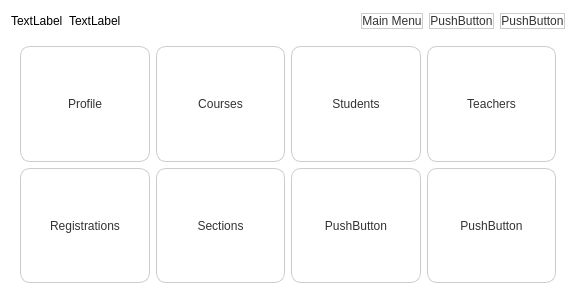
This is GUI/officerui.ui in GHOSTHUNT69/SDA_LMS as Qt 5 draws it before an edit. The edited form follows.
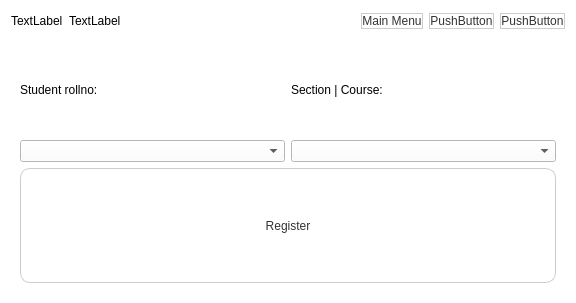
This is the edited form. The open tabs and pages were chosen to show the change.

Commit message: Teacher, Student, Course, Section Working

```diff
--- a/GUI/officerui.ui
+++ b/GUI/officerui.ui
@@ -481,6 +481,51 @@
        </item>
       </layout>
      </widget>
+     <widget class="QWidget" name="REGSTUDENT">
+      <layout class="QHBoxLayout" name="horizontalLayout_8">
+       <item>
+        <layout class="QVBoxLayout" name="verticalLayout_5">
+         <item>
+          <layout class="QGridLayout" name="gridLayout_13">
+           <item row="0" column="0">
+            <widget class="QLabel" name="label_19">
+             <property name="text">
+              <string>Student rollno:</string>
+             </property>
+            </widget>
+           </item>
+           <item row="0" column="1">
+            <widget class="QLabel" name="label_20">
+             <property name="text">
+              <string>Section | Course:</string>
+             </property>
+            </widget>
+           </item>
+           <item row="1" column="0">
+            <widget class="QComboBox" name="comboBox_3"/>
+           </item>
+           <item row="1" column="1">
+            <widget class="QComboBox" name="comboBox_4"/>
+           </item>
+          </layout>
+         </item>
+         <item>
+          <widget class="QPushButton" name="pushButton_27">
+           <property name="sizePolicy">
+            <sizepolicy hsizetype="Minimum" vsizetype="Preferred">
+             <horstretch>0</horstretch>
+             <verstretch>0</verstretch>
+            </sizepolicy>
+           </property>
+           <property name="text">
+            <string>Register</string>
+           </property>
+          </widget>
+         </item>
+        </layout>
+       </item>
+      </layout>
+     </widget>
      <widget class="QWidget" name="TEACHERS">
       <layout class="QGridLayout" name="gridLayout_6">
        <item row="0" column="1">
@@ -909,34 +954,6 @@
         <string/>
        </property>
       </widget>
-      <widget class="QComboBox" name="comboBox_3">
-       <property name="geometry">
-        <rect>
-         <x>100</x>
-         <y>70</y>
-         <width>69</width>
-         <height>22</height>
-        </rect>
-       </property>
-       <item>
-        <property name="text">
-         <string>null</string>
-        </property>
-       </item>
-      </widget>
-      <widget class="QLabel" name="label_19">
-       <property name="geometry">
-        <rect>
-         <x>40</x>
-         <y>70</y>
-         <width>47</width>
-         <height>13</height>
-        </rect>
-       </property>
-       <property name="text">
-        <string>COURSE:</string>
-       </property>
-      </widget>
       <widget class="QPushButton" name="pushButton_26">
        <property name="geometry">
         <rect>
```
Left out of the diff: 124 changed lines with no effect on the pictures. The commit also changes 13 other files.
